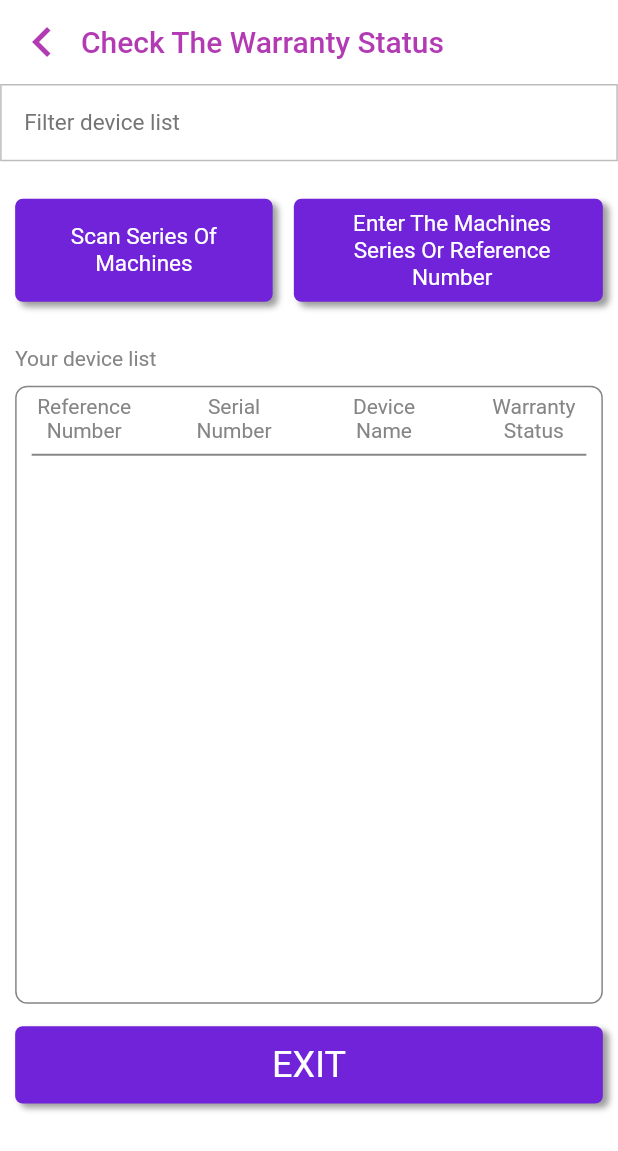
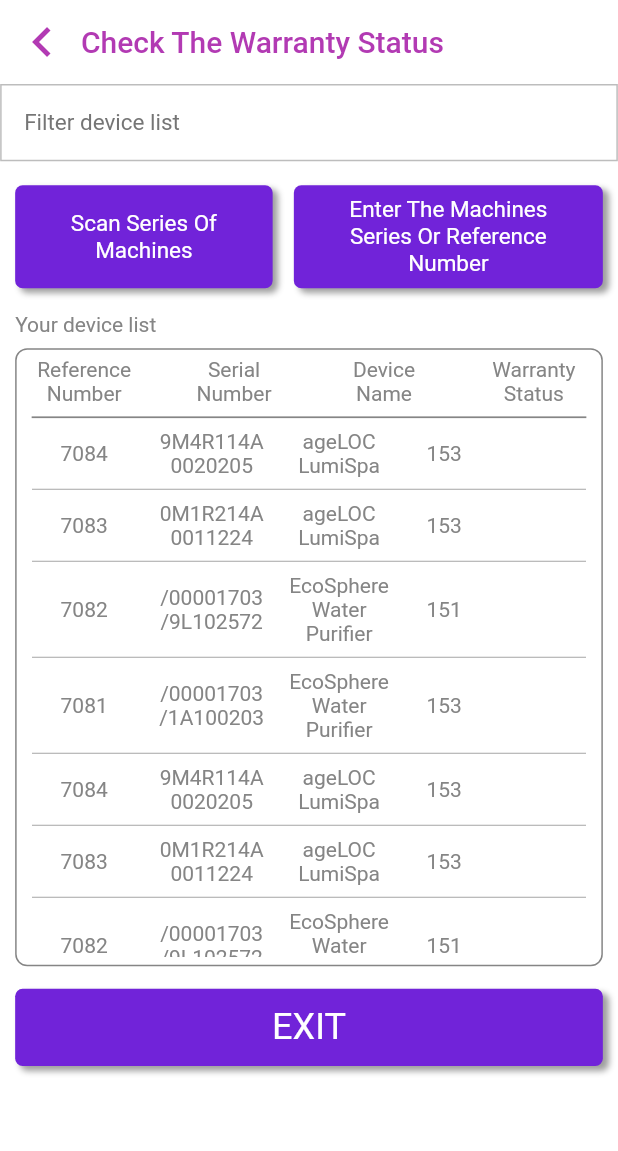
Before and after one commit to tanvu2804/project-internship, a Flutter app: the screen it shows after launch, on a phone screen of 412 x 824 dp. Shown: the top 1151 px of the screen. Run offline on Flutter 3.47's test engine with Material 2 defaults, Android fonts, the phone set to English and light mode, and no system bars.

Commit message:
[update][19-9-2022][feature/status_warrantys]

```diff
--- a/lib/modules/Status_Warranty/view/Check_Status_Warranty_view.dart
+++ b/lib/modules/Status_Warranty/view/Check_Status_Warranty_view.dart
@@ -1,4 +1,5 @@
 import 'package:flutter/material.dart';
+import 'package:project_internship/constants/app_colors.dart';
 import 'package:project_internship/constants/app_string.dart';
 
 class Status_Warranty_View extends StatefulWidget {
@@ -9,6 +10,81 @@ class Status_Warranty_View extends StatefulWidget {
 }
 
 class _Status_Warranty_ViewState extends State<Status_Warranty_View> {
+  var GetData;
+
+  // File data = new File();
+
+  @override
+  void initState() {
+    // TODO: implement initState
+    super.initState();
+    var getData = [
+      {
+        "error": 0,
+        "data": [
+          {
+            "id": "7084",
+            "serries": "9M4R114A0020205",
+            "product": "ageLOC LumiSpa",
+            "status": "153",
+          },
+          {
+            "id": "7083",
+            "serries": "0M1R214A0011224",
+            "product": "ageLOC LumiSpa",
+            "status": "153",
+          },
+          {
+            "id": "7082",
+            "serries": "/00001703/9L102572",
+            "product": "EcoSphere Water Purifier",
+            "status": "151",
+          },
+          {
+            "id": "7081",
+            "serries": "/00001703/1A100203",
+            "product": "EcoSphere Water Purifier",
+            "status": "153",
+          },
+          {
+            "id": "7084",
+            "serries": "9M4R114A0020205",
+            "product": "ageLOC LumiSpa",
+            "status": "153",
+          },
+          {
+            "id": "7083",
+            "serries": "0M1R214A0011224",
+            "product": "ageLOC LumiSpa",
+            "status": "153",
+          },
+          {
+            "id": "7082",
+            "serries": "/00001703/9L102572",
+            "product": "EcoSphere Water Purifier",
+            "status": "151",
+          },
+          {
+            "id": "7081",
+            "serries": "/00001703/1A100203",
+            "product": "EcoSphere Water Purifier",
+            "status": "153",
+          },
+          {
+            "id": "7079",
+            "serries": "0J1R214A0011984",
+            "product": "ageLOC LumiSpa",
+            "status": "151",
+          },
+        ]
+      },
+      {"id:3"}
+    ];
+    GetData = getData;
+
+    print('a');
+  }
+
   @override
   Widget build(BuildContext context) {
     return Scaffold(
@@ -70,7 +146,7 @@ class _Status_Warranty_ViewState extends State<Status_Warranty_View> {
               ),
               Container(
                 padding:
-                    EdgeInsets.only(left: 10, top: 25, bottom: 25, right: 10),
+                    EdgeInsets.only(left: 10, top: 16, bottom: 25, right: 10),
                 child: Column(
                   crossAxisAlignment: CrossAxisAlignment.start,
                   children: [
@@ -129,7 +205,7 @@ class _Status_Warranty_ViewState extends State<Status_Warranty_View> {
                                 ),
                               ],
                             ),
-                            padding: EdgeInsets.only(left: 20, right: 15),
+                            padding: EdgeInsets.only(left: 15, right: 15),
                             height: (MediaQuery.of(context).size.width / 3) / 2,
                             alignment: Alignment.center,
                             width: MediaQuery.of(context).size.width / 2,
@@ -154,8 +230,8 @@ class _Status_Warranty_ViewState extends State<Status_Warranty_View> {
                         ),
                       ],
                     ),
-                    Padding(
-                      padding: EdgeInsets.only(top: 15, bottom: 15),
+                    SizedBox(
+                      height: 16,
                     ),
                     Text(
                       'Your device list',
@@ -164,8 +240,8 @@ class _Status_Warranty_ViewState extends State<Status_Warranty_View> {
                         fontWeight: FontWeight.w400,
                       ),
                     ),
-                    Padding(
-                      padding: EdgeInsets.only(bottom: 10),
+                    SizedBox(
+                      height: 8,
                     ),
                     Container(
                       padding: EdgeInsets.only(
@@ -213,9 +289,10 @@ class _Status_Warranty_ViewState extends State<Status_Warranty_View> {
                             ],
                           ),
                           Divider(
-                            thickness: 1.3,
+                            thickness: 1.15,
                             color: Color(0xff858585),
                           ),
+                          fill_in_Data(),
                         ],
                       ),
                     ),
@@ -253,7 +330,9 @@ class _Status_Warranty_ViewState extends State<Status_Warranty_View> {
                           ],
                         ),
                         onTap: () {
-                          print('e');
+                          setState(() {
+                            print(GetData[0]["data"][0]["id"]);
+                          });
                         },
                       ),
                     ),
@@ -265,6 +344,101 @@ class _Status_Warranty_ViewState extends State<Status_Warranty_View> {
         ),
       ),
     );
+  }
+
+  //print(GetData[0]["data"][0]["id"]);
+
+  Widget fill_in_Data() {
+    return Expanded(
+      child: SingleChildScrollView(
+        child: Column(
+          crossAxisAlignment: CrossAxisAlignment.center,
+          mainAxisAlignment: MainAxisAlignment.center,
+          children: List.generate(
+            8,
+            (int index) {
+              Padding(padding: EdgeInsets.all(15.0));
+              return All_Data_Table(index);
+            },
+          ),
+        ),
+      ),
+    );
+  }
+
+  Widget All_Data_Table(int index) {
+    return Column(
+      children: [
+        Row(
+          // crossAxisAlignment: CrossAxisAlignment.center,
+          // mainAxisAlignment: MainAxisAlignment.end,
+          children: [
+            Fill_In_Table_id(index),
+            Fill_In_Table_serries(index),
+            Fill_In_Table_device(index),
+            Fill_In_Table_status(index),
+          ],
+        ),
+        Divider(
+          color: AppColors.gray,
+        )
+      ],
+    );
+  }
+
+  Widget Fill_In_Table_id(int index) {
+    return Container(
+        child: Text(
+          (GetData[0]["data"][index]["id"]),
+          style: TextStyle(
+            color: Color(0xff858585),
+            fontWeight: FontWeight.w400,
+          ),
+          textAlign: TextAlign.center,
+        ),
+        width: 70);
+  }
+
+  Widget Fill_In_Table_serries(int index) {
+    return Padding(
+      padding: EdgeInsets.only(left: 15, right: 15),
+      child: SizedBox(
+          child: Text(
+            (GetData[0]["data"][index]["serries"]),
+            style: TextStyle(
+              color: Color(0xff858585),
+              fontWeight: FontWeight.w400,
+            ),
+            textAlign: TextAlign.center,
+          ),
+          width: 70),
+    );
+  }
+
+  Widget Fill_In_Table_device(int index) {
+    return SizedBox(
+        child: Text(
+          (GetData[0]["data"][index]["product"]),
+          style: TextStyle(
+            color: Color(0xff858585),
+            fontWeight: FontWeight.w400,
+          ),
+          textAlign: TextAlign.center,
+        ),
+        width: 70);
+  }
+
+  Widget Fill_In_Table_status(int index) {
+    return SizedBox(
+        child: Text(
+          (GetData[0]["data"][index]["status"]),
+          style: TextStyle(
+            color: Color(0xff858585),
+            fontWeight: FontWeight.w400,
+          ),
+          textAlign: TextAlign.center,
+        ),
+        width: 70);
   }
 }
 
```
Also changed, not shown: lib/modules/Status_Warranty/list/list_map.dart (added, +8 -0 lines).
